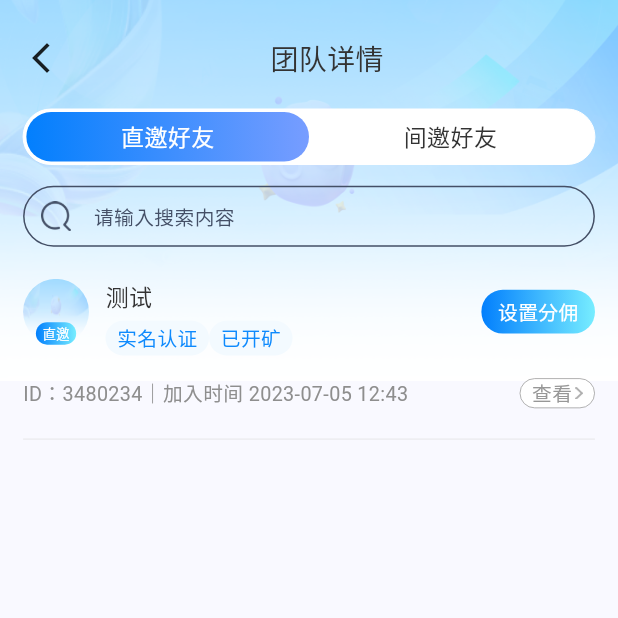
After one commit to hannah2024Flutter/chengbaoworld-ui, a Flutter app: the TeamDetails screen opened by its route, on a phone screen of 412 x 824 dp, the top half of it. The commit adds this screen. Run offline on Flutter 3.47's test engine with Material 3 defaults, Android fonts, the light colour scheme and no system bars; our stand-ins replace dio, easy_refresh, flutter_easyloading, flutter_screenutil, get, pretty_dio_logger and 1 more; accounts and stored records are empty.

Commit message:
开发-团队详情

```diff
--- a/lib/common/routers/app_pages.dart
+++ b/lib/common/routers/app_pages.dart
@@ -3,6 +3,7 @@ import 'package:castleworld/pages/app_home/app_home.dart';
 import 'package:castleworld/pages/login/prv_agreement.dart';
 import 'package:castleworld/pages/login/view.dart';
 import 'package:castleworld/pages/mine/my_store.dart';
+import 'package:castleworld/pages/mine/team_details.dart';
 import 'package:get/get.dart';
 
 class AppPages {
@@ -25,5 +26,6 @@ class AppPages {
     _pageBuilder(name: AppRoutes.login, page: () => LoginPage()),
     _pageBuilder(name: AppRoutes.prvAgreemeet, page: () => PrvAgreement()),
     _pageBuilder(name: AppRoutes.myStore, page: () => const MyStore()),
+    _pageBuilder(name: AppRoutes.teamDetails, page: () => const TeamDetails()),
   ];
 }
--- a/lib/common/routers/app_routes.dart
+++ b/lib/common/routers/app_routes.dart
@@ -4,4 +4,5 @@ class AppRoutes {
   static const login = '/login';
   static const prvAgreemeet = '/prv_agreemeet';
   static const myStore = '/my_store';
+  static const teamDetails = '/team_details';
 }
--- a/lib/pages/mine/mine.dart
+++ b/lib/pages/mine/mine.dart
@@ -1,3 +1,4 @@
+import 'package:castleworld/common/routers/app_routes.dart';
 import 'package:castleworld/common/services/user_service.dart';
 import 'package:castleworld/config/Utils.dart';
 import 'package:castleworld/pages/mine/controller/mine_controller.dart';
@@ -250,6 +251,7 @@ class _MineState extends State<Mine> {
               InkWell(
                 onTap: () {
                   //todo
+                  Get.toNamed(AppRoutes.teamDetails);
                 },
                 child: Container(
                   decoration: BoxDecoration(
--- /dev/null
+++ b/lib/pages/mine/team_details.dart
@@ -0,0 +1,172 @@
+import 'package:castleworld/config/Utils.dart';
+import 'package:castleworld/pages/mine/widgets/switch_type_widget.dart';
+import 'package:castleworld/pages/mine/widgets/team_detail_item_widget.dart';
+import 'package:flutter/material.dart';
+import 'package:flutter_screenutil/flutter_screenutil.dart';
+
+/// 创建时间：2024/1/27
+/// 作者：hannah
+/// 描述：团队详情
+
+class TeamDetails extends StatefulWidget {
+  const TeamDetails({super.key});
+
+  @override
+  State<StatefulWidget> createState() {
+    return _TeamDetailsState();
+  }
+}
+
+class _TeamDetailsState extends State<TeamDetails> {
+  @override
+  Widget build(BuildContext context) {
+    return Scaffold(
+      body: Container(
+        decoration: const BoxDecoration(),
+        child: SingleChildScrollView(
+          child: Stack(
+            children: [
+              ///背景
+              Image.asset(
+                getImgPath('bg_mine_title'),
+                fit: BoxFit.fill,
+                width: double.infinity,
+                height: 250.h,
+              ),
+              _getContentView(),
+            ],
+          ),
+        ),
+      ),
+    );
+  }
+
+  Widget _getContentView() {
+    return Padding(
+      padding: EdgeInsets.all(14.w),
+      child: Column(
+        children: [
+          _toolBarWidget(),
+          SizedBox(height: 20.h),
+          SwitchTypeWidget(
+            leftTitle: '直邀好友',
+            rightTitle: '间邀好友',
+            typeSelectChange: (index) {},
+          ),
+          SizedBox(height: 14.h),
+          _searchWidget(),
+
+
+          SizedBox(height: 14.h),
+          const TeamDetailItemWidget(),
+          // TabBar(
+          //   controller: tabController,
+          //   tabs: [
+          //     Tab(
+          //       child: Text(
+          //         "直邀好友",
+          //         style: TextStyle(
+          //           color: const Color(0xFFFFFFFF),
+          //           fontSize: 14.sp,
+          //           fontWeight: FontWeight.w500,
+          //         ),
+          //       ),
+          //     ),
+          //     Tab(
+          //       child: Text(
+          //         "间邀好友",
+          //         style: TextStyle(
+          //           color: const Color(0xFFFFFFFF),
+          //           fontSize: 14.sp,
+          //           fontWeight: FontWeight.w500,
+          //         ),
+          //       ),
+          //     ),
+          //   ],
+          // ),
+          // const Expanded(
+          //   child: TabBarView(
+          //     children: [
+          //       Column(
+          //         children: [
+          //           TeamDetailItemWidget(),
+          //           TeamDetailItemWidget(),
+          //         ],
+          //       ),
+          //       Column(
+          //         children: [
+          //           TeamDetailItemWidget(),
+          //           TeamDetailItemWidget(),
+          //         ],
+          //       ),
+          //     ],
+          //   ),
+          // ),
+        ],
+      ),
+    );
+  }
+
+  Widget _toolBarWidget() {
+    return Column(
+      children: [
+        Container(
+          margin: EdgeInsets.only(top: MediaQuery.of(context).padding.top + 10),
+          child: Row(
+            mainAxisAlignment: MainAxisAlignment.spaceBetween,
+            children: [
+              InkWell(
+                onTap: () {
+                  Navigator.of(context).pop();
+                },
+                child: const Icon(Icons.arrow_back_ios_new_sharp),
+              ),
+              Expanded(
+                child: Container(
+                  decoration: const BoxDecoration(),
+                  alignment: Alignment.center,
+                  child: Text(
+                    "团队详情",
+                    style: TextStyle(
+                      color: const Color(0xFF333333),
+                      fontSize: 17.sp,
+                      fontWeight: FontWeight.w500,
+                    ),
+                  ),
+                ),
+              ),
+            ],
+          ),
+        ),
+      ],
+    );
+  }
+
+  Widget _searchWidget() {
+    return Container(
+      height: 40.h,
+      decoration: BoxDecoration(
+          borderRadius: BorderRadius.circular(20.r),
+          border: Border.all(color: const Color(0xFF444F66), width: 1)),
+      child: Row(
+        children: [
+          SizedBox(
+            width: 10.w,
+          ),
+          Image.asset(
+            getImgPath('ic_home_srh'),
+            width: 18.w,
+            height: 18.w,
+          ),
+          SizedBox(
+            width: 14.w,
+          ),
+          Text(
+            '请输入搜索内容',
+            style: TextStyle(color: const Color(0xFF444F66), fontSize: 12.sp),
+          ),
+        ],
+      ),
+    );
+  }
+}
--- /dev/null
+++ b/lib/pages/mine/widgets/switch_type_widget.dart
@@ -0,0 +1,192 @@
+import 'package:flutter/material.dart';
+import 'package:flutter_screenutil/flutter_screenutil.dart';
+
+/// @author hannah
+/// @email hannah.wang@fortex.com
+/// @version V1.0
+/// @date 10/10/22 18:51
+/// @description switch widget
+
+class SwitchTypeWidget extends StatefulWidget {
+  const SwitchTypeWidget({
+    Key? key,
+    this.marginSpacing,
+    this.containerWidth,
+    this.containerHeight,
+    this.backgroundColor,
+    this.selectedColorForLeft,
+    this.selectedColorForRight,
+    this.selectedTabTextStyle,
+    this.unSelectedTabTextStyle,
+    this.leftTitle,
+    this.rightTitle,
+    this.borderRadius,
+    this.outlineColor,
+    this.outlineWidth,
+    this.defaultSelected,
+    required this.typeSelectChange,
+    this.isCanSelectLeftTab,
+    this.isCanSelectRightTab,
+  }) : super(key: key);
+
+  @override
+  createState() => _SwitchTypeWidgetState();
+
+  final double? marginSpacing;
+  final double? containerWidth;
+  final double? containerHeight;
+  final double? borderRadius;
+  final Color? backgroundColor;
+  final Color? selectedColorForLeft;
+  final Color? selectedColorForRight;
+  final Color? outlineColor;
+  final double? outlineWidth;
+  final TextStyle? selectedTabTextStyle;
+  final TextStyle? unSelectedTabTextStyle;
+  final String? leftTitle;
+  final String? rightTitle;
+  final int? defaultSelected;
+  final Function(int) typeSelectChange;
+  final bool? isCanSelectLeftTab;
+  final bool? isCanSelectRightTab;
+}
+
+class _SwitchTypeWidgetState extends State<SwitchTypeWidget> {
+  int typeIndex = 0;
+
+  @override
+  void initState() {
+    super.initState();
+
+    ///set default
+    typeIndex = widget.defaultSelected ?? 0;
+  }
+
+  @override
+  Widget build(BuildContext context) {
+    var contentSize = MediaQuery.of(context).size;
+    return Container(
+      decoration: BoxDecoration(
+        color: widget.backgroundColor ?? const Color(0xffffffff),
+        borderRadius: BorderRadius.only(
+          topLeft: Radius.circular(widget.borderRadius ?? 18.5.r),
+          bottomRight: Radius.circular(widget.borderRadius ?? 18.5.r),
+          topRight: Radius.circular(widget.borderRadius ?? 18.5.r),
+          bottomLeft: Radius.circular(widget.borderRadius ?? 18.5.r),
+        ),
+        border: Border.all(
+            color: widget.outlineColor ?? (widget.backgroundColor ?? const Color(0xffffffff)),
+            width: widget.outlineWidth ?? 0.0),
+      ),
+      width: widget.containerWidth ?? contentSize.width - 14.w * 2,
+      height: widget.containerHeight ?? 37,
+      child: Flex(
+        direction: Axis.horizontal,
+        children: [
+          Expanded(
+            flex: 1,
+            child: GestureDetector(
+              onTap: () {
+                if ((widget.isCanSelectLeftTab ?? true) == true) {
+                  setState(() {
+                    typeIndex = 0;
+                  });
+                  widget.typeSelectChange.call(typeIndex);
+                } else {
+                  widget.typeSelectChange.call(0);
+                }
+              },
+              child: Container(
+                alignment: Alignment.center,
+                margin: EdgeInsets.only(
+                    top: widget.marginSpacing ?? 2.h,
+                    bottom: widget.marginSpacing ?? 2.h,
+                    left: widget.marginSpacing ?? 2.w),
+                decoration: BoxDecoration(
+                  gradient: typeIndex == 0
+                      ? const LinearGradient(colors: [
+                          Color(0xff027FFD),
+                          Color(0xff779DFF),
+                        ])
+                      : const LinearGradient(colors: [
+                          Color(0xffffffff),
+                          Color(0xffffffff),
+                        ]),
+                  borderRadius: BorderRadius.all(
+                    Radius.circular(widget.borderRadius ?? 18.5.r),
+                  ),
+                ),
+                child: Text(
+                  widget.leftTitle ?? '暂无',
+                  style: typeIndex == 0
+                      ? widget.selectedTabTextStyle ??
+                          TextStyle(
+                            color: const Color(0xFFFFFFFF),
+                            fontSize: 14.sp,
+                            fontWeight: FontWeight.w500,
+                          )
+                      : widget.unSelectedTabTextStyle ??
+                          TextStyle(
+                            color: const Color(0xFF333333),
+                            fontSize: 14.sp,
+                          ),
+                ),
+              ),
+            ),
+          ),
+          Expanded(
+            flex: 1,
+            child: GestureDetector(
+              onTap: () {
+                if ((widget.isCanSelectRightTab ?? true) == true) {
+                  setState(() {
+                    typeIndex = 1;
+                  });
+                  widget.typeSelectChange.call(typeIndex);
+                } else {
+                  widget.typeSelectChange.call(1);
+                }
+              },
+              child: Container(
+                alignment: Alignment.center,
+                margin: EdgeInsets.only(
+                    top: widget.marginSpacing ?? 2.h,
+                    bottom: widget.marginSpacing ?? 2.h,
+                    right: widget.marginSpacing ?? 2.w),
+                decoration: BoxDecoration(
+                  gradient: typeIndex == 1
+                      ? const LinearGradient(colors: [
+                          Color(0xff027FFD),
+                          Color(0xff779DFF),
+                        ])
+                      : const LinearGradient(colors: [
+                          Color(0xffffffff),
+                          Color(0xffffffff),
+                        ]),
+                  borderRadius: BorderRadius.all(
+                    Radius.circular(widget.borderRadius ?? 18.5.r),
+                  ),
+                ),
+                child: Text(
+                  widget.rightTitle ?? '暂无',
+                  style: typeIndex == 1
+                      ? widget.selectedTabTextStyle ??
+                          TextStyle(
+                            color: const Color(0xFFFFFFFF),
+                            fontSize: 14.sp,
+                            fontWeight: FontWeight.w500,
+                          )
+                      : widget.unSelectedTabTextStyle ??
+                          TextStyle(
+                            color: const Color(0xFF333333),
+                            fontSize: 14.sp,
+                          ),
+                ),
+              ),
+            ),
+          ),
+        ],
+      ),
+    );
+  }
+}
--- /dev/null
+++ b/lib/pages/mine/widgets/team_detail_item_widget.dart
@@ -0,0 +1,200 @@
+import 'package:castleworld/common/routers/app_routes.dart';
+import 'package:castleworld/config/Utils.dart';
+import 'package:castleworld/pages/mine/my_social_info_dialog.dart';
+import 'package:flutter/material.dart';
+import 'package:flutter_screenutil/flutter_screenutil.dart';
+import 'package:get/get.dart';
+
+/// 创建时间：2024/1/27
+/// 作者：hannah
+/// 描述：
+
+class TeamDetailItemWidget extends StatefulWidget {
+  const TeamDetailItemWidget({super.key});
+
+  @override
+  State<TeamDetailItemWidget> createState() => _TeamDetailItemWidgetState();
+}
+
+class _TeamDetailItemWidgetState extends State<TeamDetailItemWidget> {
+  @override
+  Widget build(BuildContext context) {
+    return Container(
+      decoration: const BoxDecoration(),
+      child: Column(
+        children: [
+          Row(
+            children: [
+              _leftImage(),
+              SizedBox(width: 10.w),
+              _centerInfo(),
+              InkWell(
+                onTap: () {
+                  //todo
+                },
+                child: Container(
+                  decoration: BoxDecoration(
+                    gradient: const LinearGradient(
+                      colors: [
+                        Color(0xff027FFD),
+                        Color(0xff77EDFF),
+                      ],
+                    ),
+                    borderRadius: BorderRadius.all(Radius.circular(14.r)),
+                  ),
+                  alignment: Alignment.center,
+                  padding: EdgeInsets.only(left: 10.w, right: 10.w, top: 5.h, bottom: 5.h),
+                  child: Text(
+                    '设置分佣',
+                    style: TextStyle(fontSize: 12.sp, color: const Color(0xffffffff)),
+                  ),
+                ),
+              ),
+            ],
+          ),
+          SizedBox(height: 15.h),
+          _idAndTime(),
+          SizedBox(height: 20.h),
+          Container(
+            decoration: const BoxDecoration(color: Color(0xffe1e1e1)),
+            height: 0.5.h,
+          )
+        ],
+      ),
+    );
+  }
+
+  Widget _leftImage() {
+    return Stack(
+      alignment: Alignment.bottomCenter,
+      children: [
+        ClipRRect(
+          borderRadius: BorderRadius.all(Radius.circular(40.r)),
+          child: Image.asset(
+            getImgPath('bg_mine_title'),
+            fit: BoxFit.fill,
+            width: 40.w,
+            height: 40.w,
+          ),
+        ),
+        Container(
+          decoration: BoxDecoration(
+            gradient: const LinearGradient(
+              colors: [
+                Color(0xff027FFD),
+                Color(0xff77EDFF),
+              ],
+            ),
+            borderRadius: BorderRadius.all(Radius.circular(14.r)),
+          ),
+          alignment: Alignment.center,
+          padding: EdgeInsets.only(left: 4.w, right: 4.w, top: 1.h, bottom: 1.h),
+          child: Text(
+            '直邀',
+            style: TextStyle(fontSize: 8.sp, color: const Color(0xffffffff)),
+          ),
+        ),
+      ],
+    );
+  }
+
+  Widget _centerInfo() {
+    return Expanded(
+      child: Column(
+        mainAxisAlignment: MainAxisAlignment.center,
+        crossAxisAlignment: CrossAxisAlignment.start,
+        children: [
+          SizedBox(height: 8.h),
+          Text(
+            '测试',
+            style: TextStyle(
+              fontSize: 14.sp,
+              color: const Color(0xff333333),
+              fontWeight: FontWeight.w500,
+            ),
+            maxLines: 1,
+            overflow: TextOverflow.ellipsis,
+          ),
+          SizedBox(height: 5.h),
+          Row(
+            children: [
+              Container(
+                decoration: BoxDecoration(
+                  color: const Color(0xfff3faff),
+                  borderRadius: BorderRadius.all(Radius.circular(12.r)),
+                ),
+                alignment: Alignment.center,
+                padding: EdgeInsets.only(left: 7.w, right: 7.w, top: 2.h, bottom: 2.h),
+                child: Text(
+                  '实名认证',
+                  style: TextStyle(
+                    fontSize: 12.sp,
+                    color: const Color(0xff0E8AFD),
+                  ),
+                ),
+              ),
+              Container(
+                decoration: BoxDecoration(
+                  color: const Color(0xfff3faff),
+                  borderRadius: BorderRadius.all(Radius.circular(12.r)),
+                ),
+                alignment: Alignment.center,
+                padding: EdgeInsets.only(left: 7.w, right: 7.w, top: 2.h, bottom: 2.h),
+                child: Text(
+                  '已开矿',
+                  style: TextStyle(
+                    fontSize: 12.sp,
+                    color: const Color(0xff0E8AFD),
+                  ),
+                ),
+              ),
+            ],
+          ),
+        ],
+      ),
+    );
+  }
+
+  Widget _idAndTime() {
+    return Row(
+      mainAxisAlignment: MainAxisAlignment.spaceBetween,
+      children: [
+        Text(
+          'ID：3480234｜加入时间 2023-07-05 12:43',
+          style: TextStyle(fontSize: 12.sp, color: const Color(0xff8e8e8e)),
+          maxLines: 1,
+          overflow: TextOverflow.ellipsis,
+        ),
+        InkWell(
+          onTap: () {
+            //todo
+          },
+          child: Container(
+            decoration: BoxDecoration(
+              color: const Color(0xffffffff),
+              borderRadius: BorderRadius.all(Radius.circular(10.r)),
+              border: Border.all(color: const Color(0xff979797), width: 0.5),
+            ),
+            alignment: Alignment.center,
+            padding: EdgeInsets.only(left: 7.w, right: 7.w),
+            child: Row(
+              children: [
+                Text(
+                  '查看',
+                  style: TextStyle(fontSize: 12.sp, color: const Color(0xff979797)),
+                ),
+                SizedBox(width: 2.w),
+                Image.asset(
+                  getImgPath('ic_right_arrow'),
+                  fit: BoxFit.fill,
+                  width: 4.7.r,
+                  height: 8.r,
+                ),
+              ],
+            ),
+          ),
+        ),
+      ],
+    );
+  }
+}
```
Also changed, not shown: assets/images/ic_right_arrow.webp (added).
